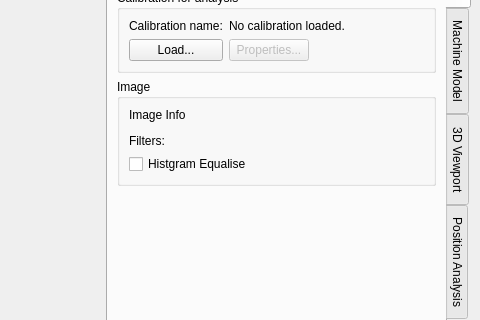
First picture: the form in calcam/gui/qt_designer_files/image_analyser.ui, repository euratom-software/calcam, before the edit; both pictures show x 606 to 1086 and y 143 to 463 of the 1086 by 667 pixel window.
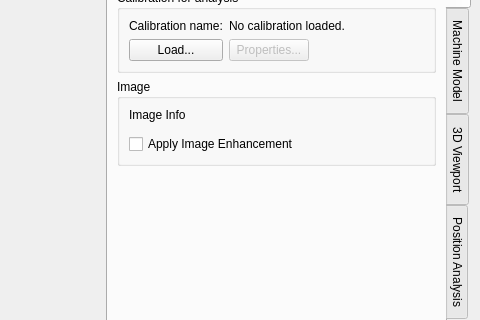
Second picture: the form after the edit.

Commit message: Move image enhancement in to new module and apply in all GUI tools. Continue work on new movement correction scheme.

```diff
--- a/calcam/gui/qt_designer_files/image_analyser.ui
+++ b/calcam/gui/qt_designer_files/image_analyser.ui
@@ -281,14 +281,7 @@
             </widget>
            </item>
            <item>
-            <widget class="QLabel" name="label_15">
-             <property name="text">
-              <string>Filters:</string>
-             </property>
-            </widget>
-           </item>
-           <item>
-            <widget class="QCheckBox" name="hist_eq_checkbox">
+            <widget class="QCheckBox" name="im_enhance_checkbox">
              <property name="sizePolicy">
               <sizepolicy hsizetype="Expanding" vsizetype="Fixed">
                <horstretch>0</horstretch>
@@ -296,7 +289,7 @@
               </sizepolicy>
              </property>
              <property name="text">
-              <string>Histgram Equalise</string>
+              <string>Apply Image Enhancement</string>
              </property>
             </widget>
            </item>
```
The commit also changes 8 other files.
